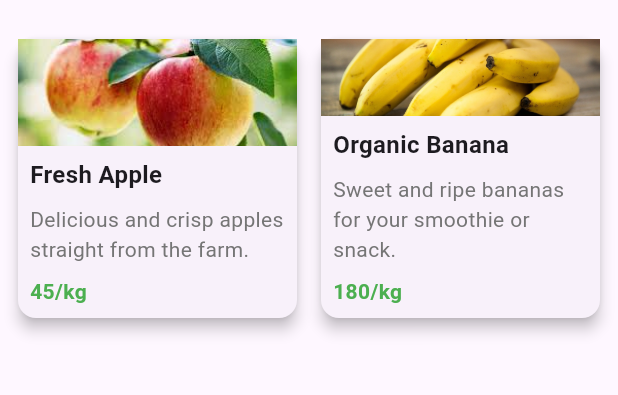
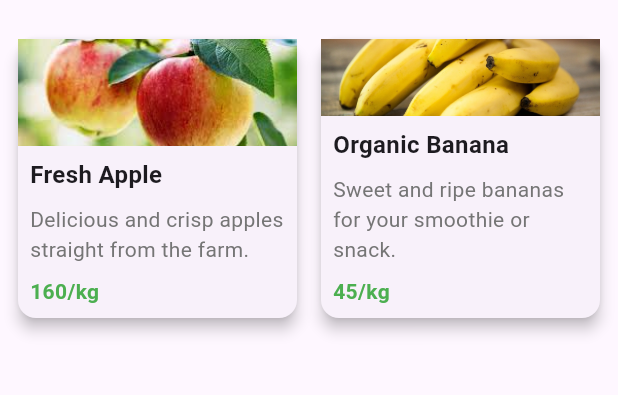
Before and after one commit to Ashiq-hub30/farmer_zoneui, a Flutter app: the screen it shows after launch, on a phone screen of 412 x 824 dp, the part 63-458 px from its top. Run offline on Flutter 3.47's test engine with Material 3 defaults, Android fonts, the phone set to English and light mode, and no system bars.

Commit message:
final commit

```diff
--- a/lib/HomePage.dart
+++ b/lib/HomePage.dart
@@ -6,13 +6,13 @@ class HomePage extends StatelessWidget {
       'image': 'assets/apple.jpg',
       'title': 'Fresh Apple',
       'description': 'Delicious and crisp apples straight from the farm.',
-      'price': '45/kg'
+      'price': '160/kg'
     },
     {
       'image': 'assets/banana.jpg',
       'title': 'Organic Banana',
       'description': 'Sweet and ripe bananas for your smoothie or snack.',
-      'price': '180/kg'
+      'price': '45/kg'
     },
   ];
 
```
